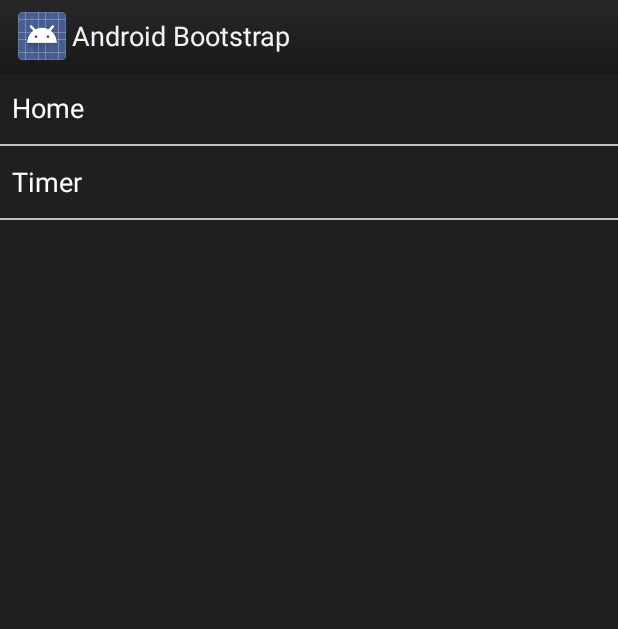
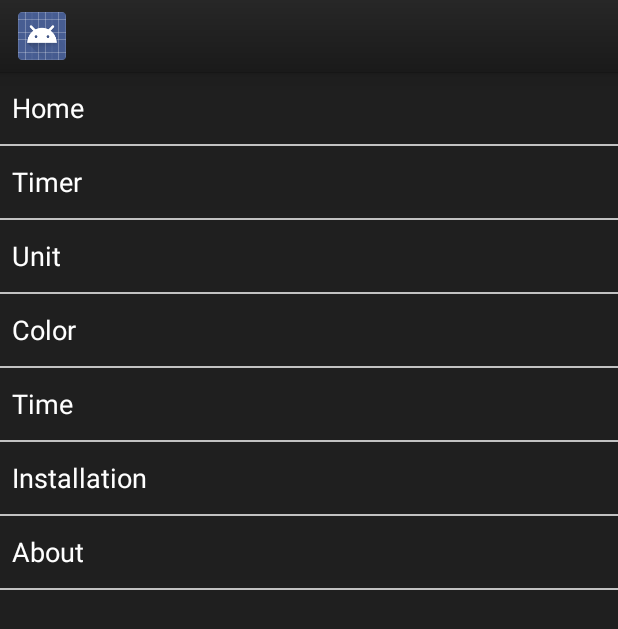
Before and after one commit to tooreht/ch.bfh.mobicomp.leddr, an Android app: the fragment NavigationDrawerFragment shown on its own in the app's theme, on a phone screen of 412 x 824 dp. Shown: the top 629 px of the screen. Run offline under Robolectric (Android 15) with nearby library versions, the phone set to English and light mode, and no system bars; our stand-ins replace Dagger/Hilt's generated code; 3 statements that could not run were skipped.

Commit message:
leddr beta icon remove menu items add sidebar menu items

```diff
--- a/app/src/main/java/ch/bfh/mobicomp/leddr/ui/ItemListFragment.java
+++ b/app/src/main/java/ch/bfh/mobicomp/leddr/ui/ItemListFragment.java
@@ -156,9 +156,9 @@ public abstract class ItemListFragment<E> extends Fragment
             return false;
         }
         switch (item.getItemId()) {
-            case id.refresh:
+            /*case id.refresh:
                 forceRefresh();
-                return true;
+                return true;*/
             case R.id.logout:
                 logout();
                 return true;
--- a/app/src/main/java/ch/bfh/mobicomp/leddr/ui/MainActivity.java
+++ b/app/src/main/java/ch/bfh/mobicomp/leddr/ui/MainActivity.java
@@ -182,9 +182,9 @@ public class MainActivity extends BootstrapFragmentActivity {
             case android.R.id.home:
                 //menuDrawer.toggleMenu();
                 return true;
-            case R.id.timer:
+            /*case R.id.timer:
                 navigateToTimer();
-                return true;
+                return true;*/
             default:
                 return super.onOptionsItemSelected(item);
         }
--- a/app/src/main/java/ch/bfh/mobicomp/leddr/ui/NavigationDrawerFragment.java
+++ b/app/src/main/java/ch/bfh/mobicomp/leddr/ui/NavigationDrawerFragment.java
@@ -108,7 +108,12 @@ public class NavigationDrawerFragment extends Fragment {
                 android.R.id.text1,
                 new String[] {
                         getString(R.string.title_home),
-                        getString(R.string.title_timer)
+                        getString(R.string.title_timer),
+                        "Unit",
+                        "Color",
+                        "Time",
+                        "Installation",
+                        "About"
                 }));
         drawerListView.setItemChecked(currentSelectedPosition, true);
         return drawerListView;
--- a/app/src/main/res/menu/bootstrap.xml
+++ b/app/src/main/res/menu/bootstrap.xml
@@ -3,7 +3,7 @@
 
 <menu xmlns:android="http://schemas.android.com/apk/res/android">
 
-    <item
+    <!--<item
         android:id="@+id/refresh"
         android:icon="@drawable/ic_action_refresh"
         android:showAsAction="always"
@@ -15,7 +15,7 @@
         android:icon="@drawable/ic_action_timer"
         android:showAsAction="always"
         android:title="@string/title_timer">
-    </item>
+    </item>-->
 
     <item
         android:id="@+id/logout"
--- a/app/src/main/res/values/strings.xml
+++ b/app/src/main/res/values/strings.xml
@@ -2,7 +2,7 @@
 
 <resources>
 
-    <string name="app_name">Android Bootstrap</string>
+    <string name="app_name"></string>
     <string name="content_column">Content</string>
     <string name="page_referrers">Referrers</string>
     <string name="refresh_action">Refresh</string>
```
Also changed, not shown: app/src/main/res/drawable-xhdpi/icon.png, app/src/main/res/drawable-xhdpi/icon_old.png (added).
